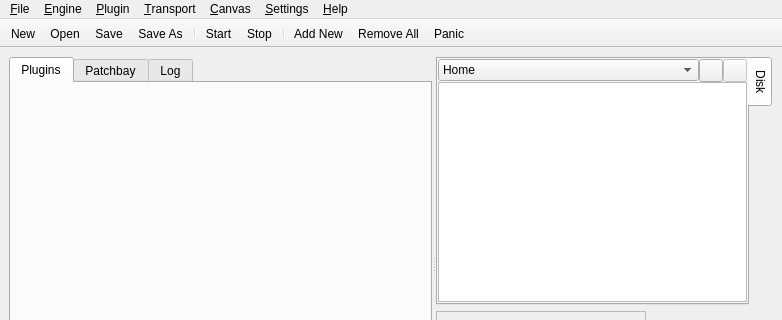
Above: resources/ui/carla.ui from falkTX/Carla before the change; both pictures show x 0 to 782 and y 0 to 320 of the 782 by 482 pixel window. Below: the same form after it.
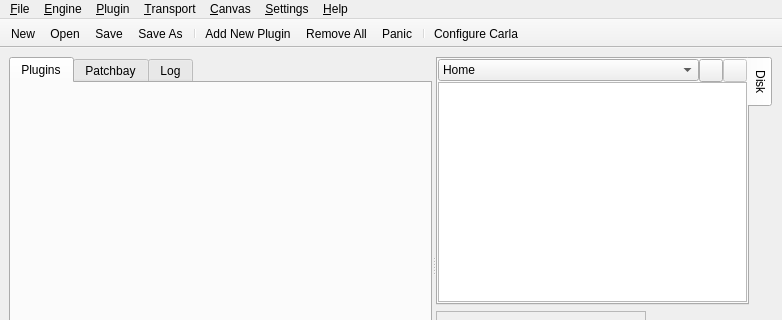
That is the form after the change. Icons and pictures are not drawn. Custom widgets are drawn as their Qt base class.

Commit message: Change toolbar actions

Diff of the .ui file:
```diff
--- a/resources/ui/carla.ui
+++ b/resources/ui/carla.ui
@@ -401,12 +401,11 @@
    <addaction name="act_file_save"/>
    <addaction name="act_file_save_as"/>
    <addaction name="separator"/>
-   <addaction name="act_engine_start"/>
-   <addaction name="act_engine_stop"/>
-   <addaction name="separator"/>
-   <addaction name="act_plugin_add"/>
+   <addaction name="act_plugin_add2"/>
    <addaction name="act_plugin_remove_all"/>
    <addaction name="act_plugins_panic"/>
+   <addaction name="separator"/>
+   <addaction name="act_settings_configure"/>
   </widget>
   <action name="act_file_save">
    <property name="icon">
@@ -724,6 +723,18 @@
     <string>Panic</string>
    </property>
   </action>
+  <action name="act_plugin_add2">
+   <property name="icon">
+    <iconset resource="../resources.qrc">
+     <normaloff>:/16x16/list-add.png</normaloff>:/16x16/list-add.png</iconset>
+   </property>
+   <property name="text">
+    <string>Add New Plugin...</string>
+   </property>
+   <property name="toolTip">
+    <string>Add New Plugin</string>
+   </property>
+  </action>
  </widget>
  <customwidgets>
   <customwidget>
```
The commit also changes 2 other files.
